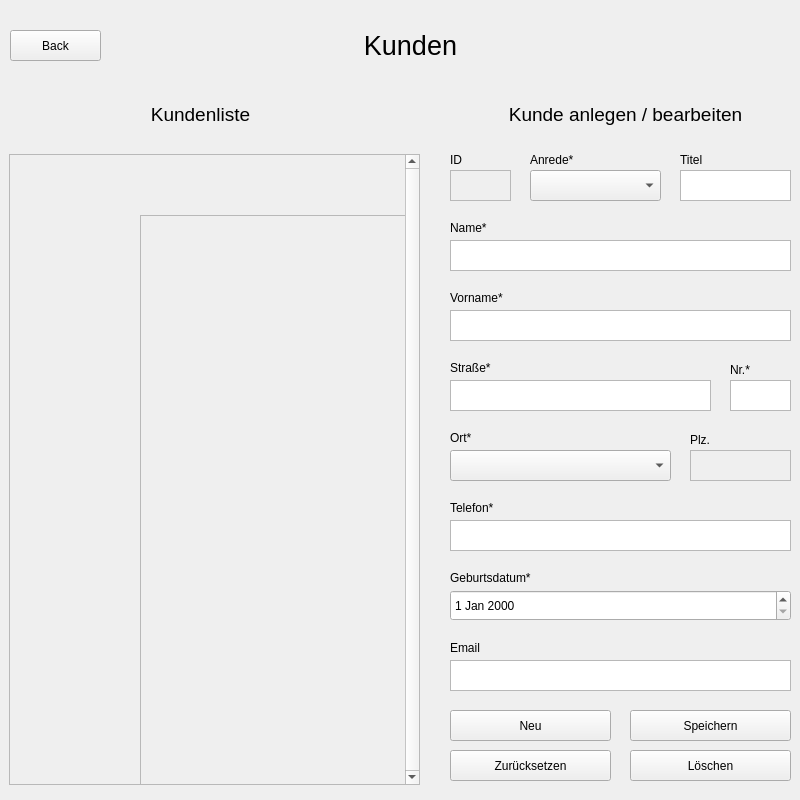
Above: overviewkunde.ui from luis-we/SchulaufgabePRO before the change. Below: the same form after it.
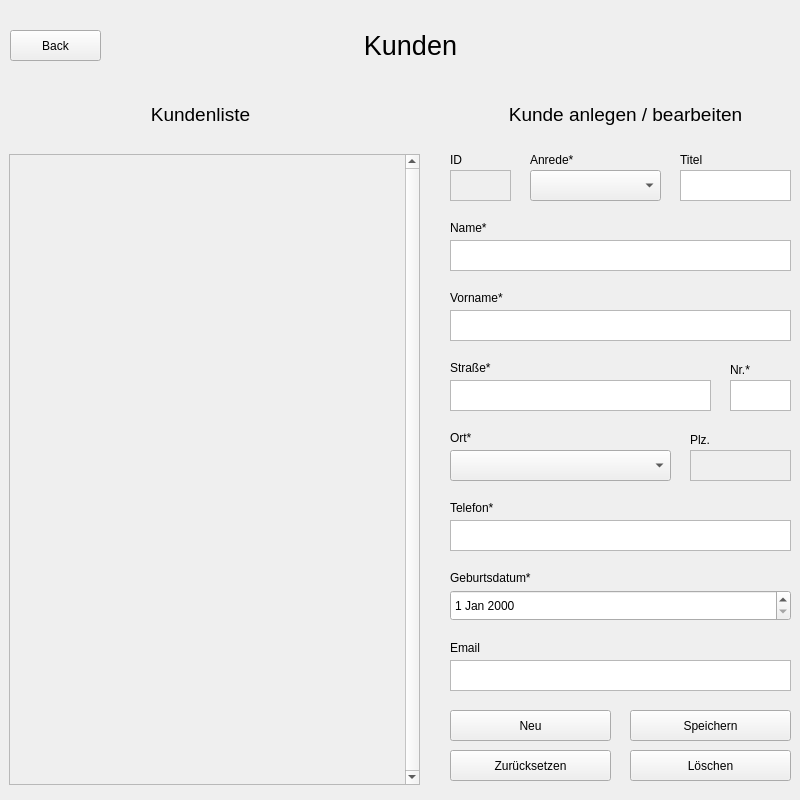
That is the form after the change.

Commit message: finished formular_kunden

```diff
--- a/overviewkunde.ui
+++ b/overviewkunde.ui
@@ -391,39 +391,10 @@
      <rect>
       <x>0</x>
       <y>0</y>
-      <width>392</width>
+      <width>395</width>
       <height>629</height>
      </rect>
     </property>
-    <widget class="QScrollArea" name="scrollArea_2">
-     <property name="geometry">
-      <rect>
-       <x>130</x>
-       <y>60</y>
-       <width>411</width>
-       <height>631</height>
-      </rect>
-     </property>
-     <property name="verticalScrollBarPolicy">
-      <enum>Qt::ScrollBarAlwaysOn</enum>
-     </property>
-     <property name="horizontalScrollBarPolicy">
-      <enum>Qt::ScrollBarAsNeeded</enum>
-     </property>
-     <property name="widgetResizable">
-      <bool>true</bool>
-     </property>
-     <widget class="QWidget" name="customers_2">
-      <property name="geometry">
-       <rect>
-        <x>0</x>
-        <y>0</y>
-        <width>392</width>
-        <height>629</height>
-       </rect>
-      </property>
-     </widget>
-    </widget>
    </widget>
   </widget>
   <widget class="QPushButton" name="remove">
```
The commit also changes 1 other file.
